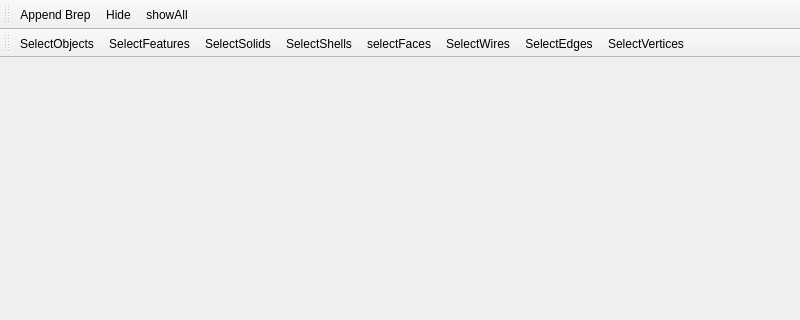
Qt form mainwindow.ui (blobfish/cadseer) before a commit; both pictures show x 0 to 800 and y 0 to 320 of the 800 by 600 pixel window.
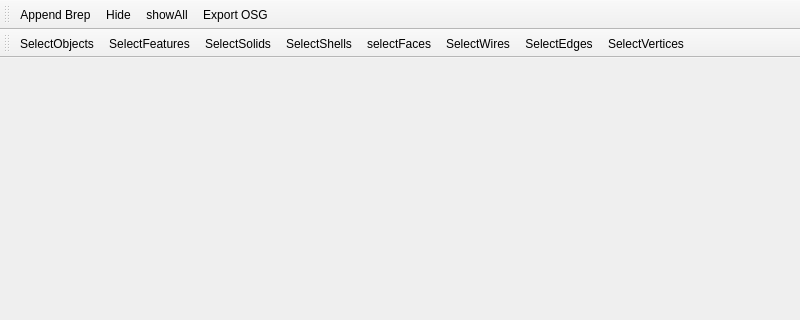
The same form after that commit. Icons and pictures are not drawn.

Diff of the .ui file:
```diff
--- a/mainwindow.ui
+++ b/mainwindow.ui
@@ -38,6 +38,7 @@
    <addaction name="actionAppendBrep"/>
    <addaction name="actionHide"/>
    <addaction name="actionShowAll"/>
+   <addaction name="actionExportOSG"/>
   </widget>
   <widget class="QToolBar" name="toolBar_2">
    <property name="windowTitle">
@@ -211,6 +212,14 @@
     <string>Object selection on/off</string>
    </property>
   </action>
+  <action name="actionExportOSG">
+   <property name="text">
+    <string>Export OSG</string>
+   </property>
+   <property name="toolTip">
+    <string>Save an OSG file</string>
+   </property>
+  </action>
  </widget>
  <resources>
   <include location="resources.qrc"/>
```
Left out of the diff: 2 changed lines with no effect on the pictures.
